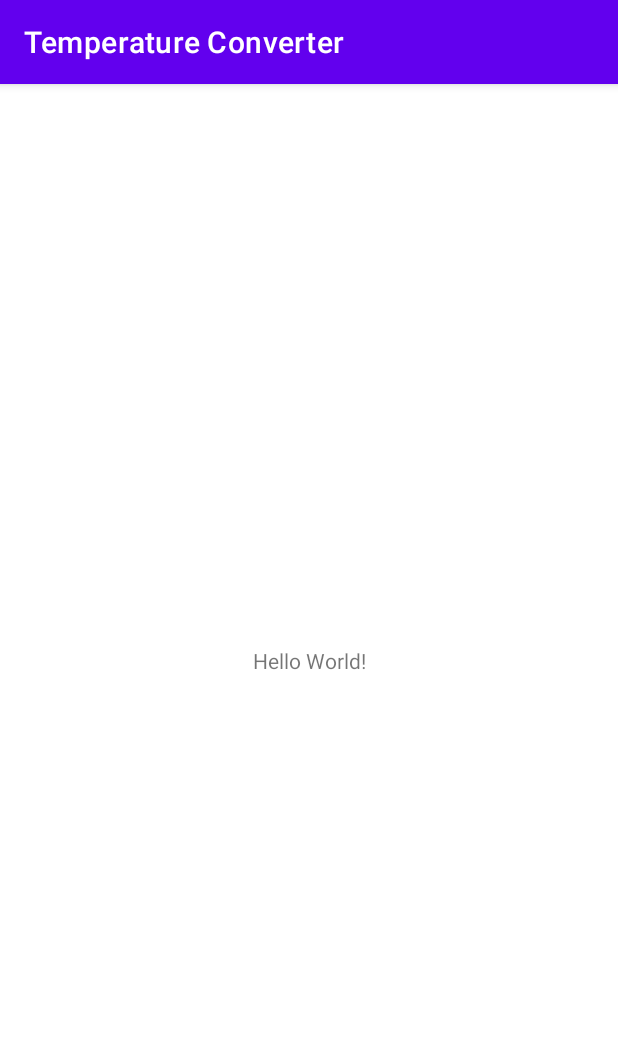
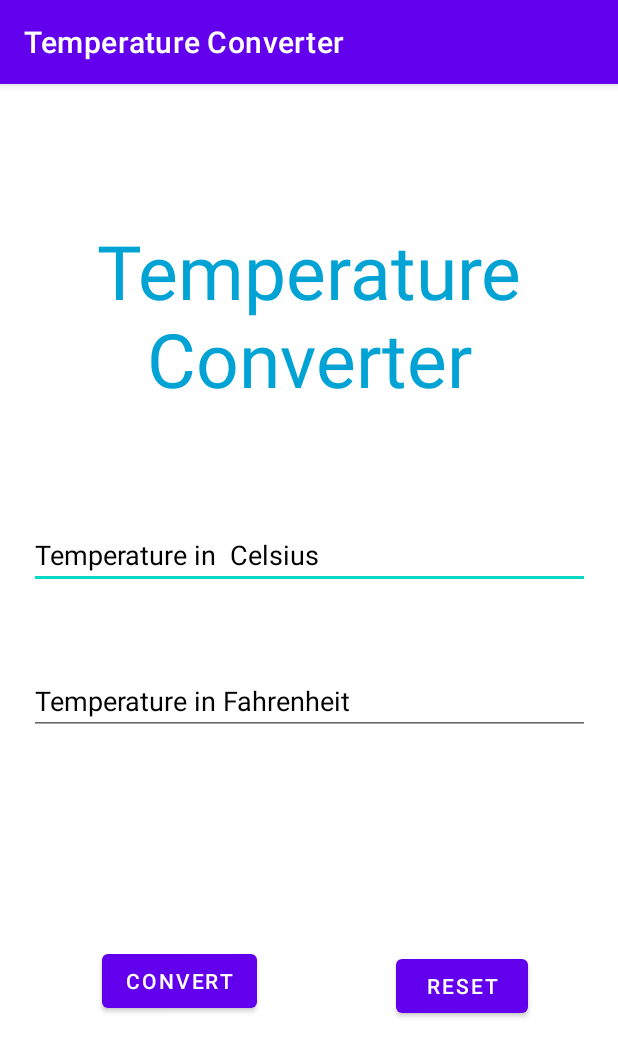
Before and after one commit to javidt28/Temperature_Converter, an Android app: the screen it shows after launch (MainActivity), on a phone screen of 412 x 824 dp. Shown: the top 1057 px of the screen. Run offline under Robolectric (Android 15) with nearby library versions, the phone set to English and light mode, and no system bars.

Commit message:
created the app layout

```diff
--- a/app/build.gradle
+++ b/app/build.gradle
@@ -4,13 +4,13 @@ plugins {
 }
 
 android {
-    compileSdkVersion 31
-    buildToolsVersion "31.0.0"
+    compileSdkVersion 30
+    buildToolsVersion '30.0.3'
 
     defaultConfig {
         applicationId "com.example.temperatureconverter"
         minSdkVersion 16
-        targetSdkVersion 31
+        targetSdkVersion 30
         versionCode 1
         versionName "1.0"
 
--- a/app/src/main/res/layout/activity_main.xml
+++ b/app/src/main/res/layout/activity_main.xml
@@ -7,12 +7,71 @@
     tools:context=".MainActivity">
 
     <TextView
+        android:id="@+id/textView2"
         android:layout_width="wrap_content"
         android:layout_height="wrap_content"
-        android:text="Hello World!"
+        android:gravity="center"
+        android:text="Temperature Converter"
+        android:textColor="#00A3D4"
+        android:textSize="50dp"
         app:layout_constraintBottom_toBottomOf="parent"
+        app:layout_constraintHorizontal_bias="0.0"
         app:layout_constraintLeft_toLeftOf="parent"
         app:layout_constraintRight_toRightOf="parent"
-        app:layout_constraintTop_toTopOf="parent" />
+        app:layout_constraintTop_toTopOf="parent"
+        app:layout_constraintVertical_bias="0.141" />
+
+    <EditText
+        android:id="@+id/editTextNumber"
+        android:layout_width="374dp"
+        android:layout_height="44dp"
+        android:layout_marginTop="76dp"
+        android:ems="10"
+        android:hint="Temperature in  Celsius"
+        android:inputType="number"
+        android:textColorHint="#000000"
+        app:layout_constraintEnd_toEndOf="parent"
+        app:layout_constraintStart_toStartOf="parent"
+        app:layout_constraintTop_toBottomOf="@+id/textView2" />
+
+    <EditText
+        android:id="@+id/editTextNumber3"
+        android:layout_width="374dp"
+        android:layout_height="44dp"
+        android:layout_marginTop="52dp"
+        android:ems="10"
+        android:hint="Temperature in Fahrenheit"
+        android:inputType="number"
+        android:textColorHint="#000000"
+        app:layout_constraintBottom_toBottomOf="parent"
+        app:layout_constraintEnd_toEndOf="parent"
+        app:layout_constraintStart_toStartOf="parent"
+        app:layout_constraintTop_toBottomOf="@+id/editTextNumber"
+        app:layout_constraintVertical_bias="0.003" />
+
+    <Button
+        android:id="@+id/btnConvert"
+        android:layout_width="wrap_content"
+        android:layout_height="wrap_content"
+        android:layout_marginTop="48dp"
+        android:text="Convert"
+        app:layout_constraintBottom_toBottomOf="parent"
+        app:layout_constraintEnd_toStartOf="@+id/btnReset"
+        app:layout_constraintHorizontal_bias="0.423"
+        app:layout_constraintStart_toStartOf="parent"
+        app:layout_constraintTop_toBottomOf="@+id/editTextNumber3"
+        app:layout_constraintVertical_bias="0.386" />
+
+    <Button
+        android:id="@+id/btnReset"
+        android:layout_width="wrap_content"
+        android:layout_height="wrap_content"
+        android:layout_marginEnd="60dp"
+        android:layout_marginRight="60dp"
+        android:text="Reset"
+        app:layout_constraintBottom_toBottomOf="parent"
+        app:layout_constraintEnd_toEndOf="parent"
+        app:layout_constraintTop_toBottomOf="@+id/editTextNumber3"
+        app:layout_constraintVertical_bias="0.501" />
 
 </androidx.constraintlayout.widget.ConstraintLayout>
```
